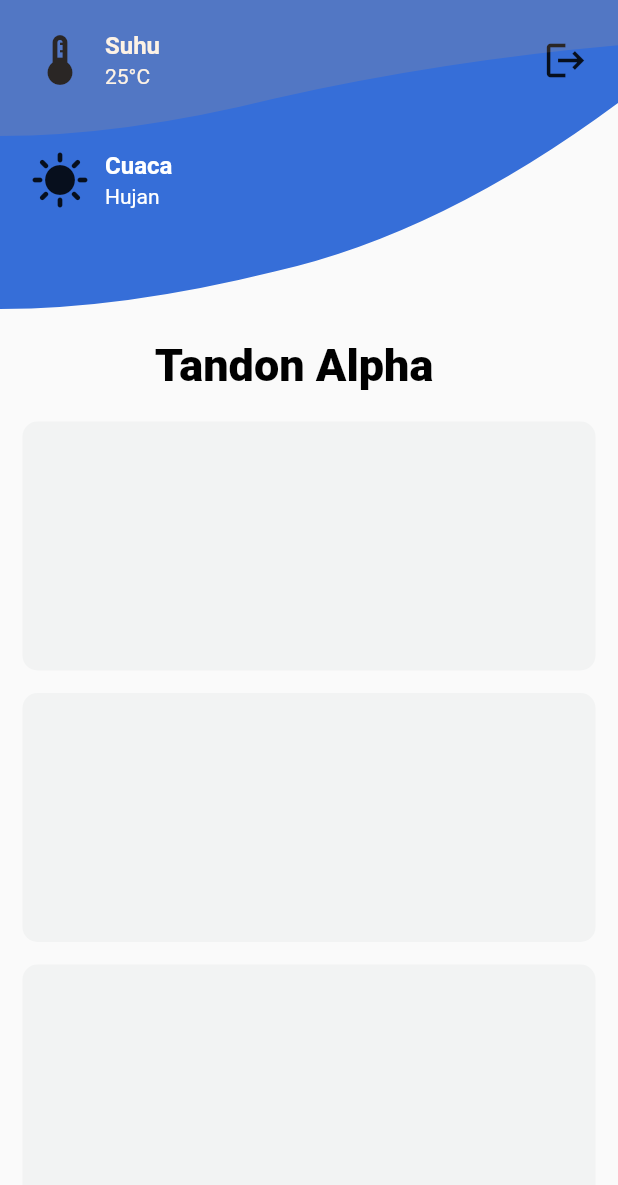
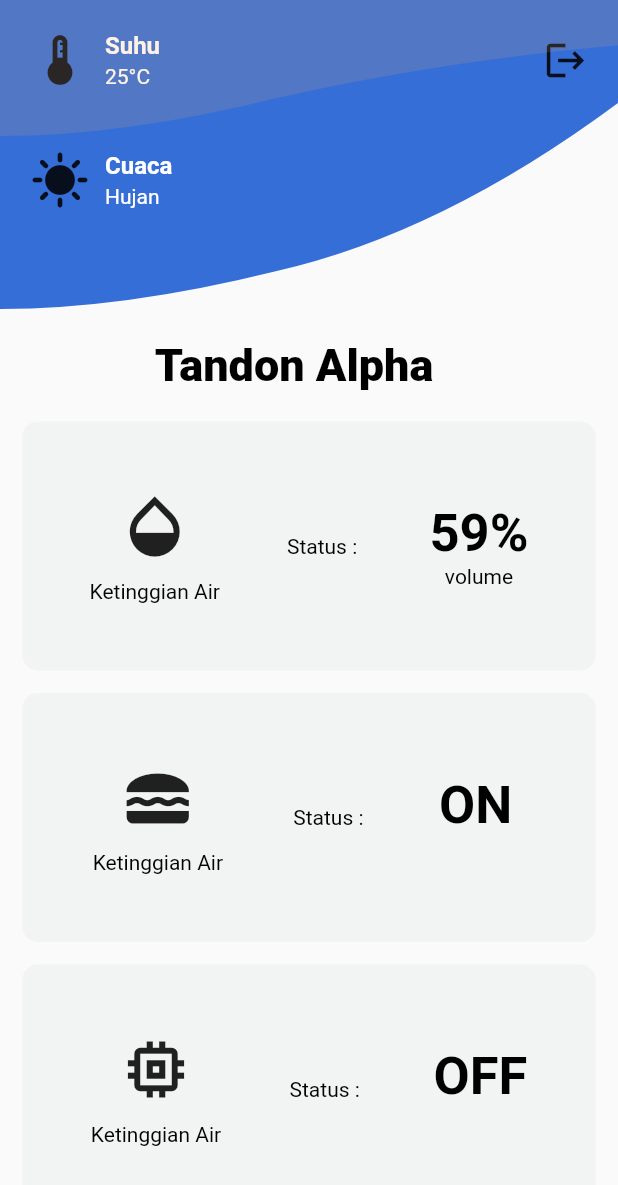
Before and after one commit to SanAdjie/iot_tandon, a Flutter app: the CardDetailScreen screen opened by its route, on a phone screen of 412 x 824 dp. Shown: the top 1185 px of the screen. Run offline on Flutter 3.47's test engine with Material 2 defaults, Android fonts, the phone set to English and light mode, and no system bars.

Commit message:
Penambahan Content Card Detail

```diff
--- /dev/null
+++ b/lib/component/reusable_carddetail.dart
@@ -0,0 +1,50 @@
+import 'package:flutter/material.dart';
+import 'package:iot_tandon/utility/const.dart';
+
+class ReusableCardDetail extends StatelessWidget {
+  //Property
+  final Widget? child;
+  final IconData icon;
+  final Function()? onPress;
+  final String tulisanBawah;
+  final String status;
+
+  //Constructor
+  ReusableCardDetail({this.child, this.onPress, required this.icon, required this.tulisanBawah, required this.status});
+
+  @override
+  Widget build(BuildContext context) {
+    return GestureDetector(
+      onTap: onPress,
+      child: Container(
+        margin: const EdgeInsets.fromLTRB(15, 0, 15, 15),
+        decoration: BoxDecoration(
+            color: kBGAbu2,
+            borderRadius: BorderRadius.circular(10.0)),
+        child: Center(
+          child: Row(
+              mainAxisAlignment: MainAxisAlignment.spaceEvenly,
+              children: <Widget>[
+                Column(
+                  mainAxisAlignment: MainAxisAlignment.center,
+                  children: <Widget>[
+                     Icon(icon, size: 50,),
+                    kSpasi1,
+                    Text("Ketinggian Air")
+                  ],
+                ),
+                Text("Status : "),
+                Column(
+                  mainAxisAlignment: MainAxisAlignment.center,
+                  children: <Widget>[
+                    Text(status, style: kStyleHeader1,),
+                    Text(tulisanBawah)
+                  ],
+                )
+              ]
+          ),
+        ),
+      ),
+    );
+  }
+}
--- a/lib/component/reusable_contentlistcard.dart
+++ b/lib/component/reusable_contentlistcard.dart
@@ -16,7 +16,7 @@ class ReusableContentListCard extends StatelessWidget {
       mainAxisAlignment: MainAxisAlignment.center,
       children: <Widget>[
         Icon(namaIcon, size: 80),
-        kSpasiInput2,
+        kSpasi2,
         Text(label, style: kStyleText2,)
       ],
     );
--- a/lib/component/reusable_listcard.dart
+++ b/lib/component/reusable_listcard.dart
@@ -5,9 +5,10 @@ class ReusableListCard extends StatelessWidget {
   //Property
   final Widget? child;
   final Function()? onPress;
+  final IconData? icon;
 
   //Constructor
-  ReusableListCard({this.child, this.onPress});
+  ReusableListCard({this.child, this.onPress, this.icon });
 
   @override
   Widget build(BuildContext context) {
@@ -18,7 +19,7 @@ class ReusableListCard extends StatelessWidget {
         decoration: BoxDecoration(
             color: kBGAbu2,
             borderRadius: BorderRadius.circular(10.0)),
-        child: child,
+        child: child
       ),
     );
   }
--- a/lib/screen/carddetail_screen.dart
+++ b/lib/screen/carddetail_screen.dart
@@ -1,8 +1,8 @@
 import 'package:flutter/material.dart';
 import 'package:iot_tandon/component/reusable_customclipper.dart';
-import 'package:iot_tandon/component/reusable_listcard.dart';
 import 'package:iot_tandon/utility/const.dart';
 import 'package:iot_tandon/component/reusable_card.dart';
+import 'package:iot_tandon/component/reusable_carddetail.dart';
 
 class CardDetailScreen extends StatefulWidget {
 
@@ -14,9 +14,9 @@ class CardDetailScreen extends StatefulWidget {
 class _CardDetailScreenState extends State<CardDetailScreen> {
   @override
   Widget build(BuildContext context) {
-    return Scaffold(
-      body: SafeArea(
-        child: Column(
+    return SafeArea(
+      child: Scaffold(
+        body: Column(
           children: <Widget>[
             Expanded(
                 flex: 2,
@@ -57,9 +57,12 @@ class _CardDetailScreenState extends State<CardDetailScreen> {
                   Container(
                     padding: EdgeInsets.fromLTRB(0, 20, 20, 20),
                     child: Text("Tandon Alpha", style: kStyleText1)),
-                  Expanded(child: ReusableListCard()),
-                  Expanded(child: ReusableListCard()),
-                  Expanded(child: ReusableListCard())
+                  Expanded(
+                      child: ReusableCardDetail(tulisanBawah: "volume", status: "59%", icon: Icons.opacity,)),
+                  Expanded(
+                      child: ReusableCardDetail(tulisanBawah: "", status: "ON ", icon: Icons.lunch_dining,)),
+                  Expanded(
+                      child: ReusableCardDetail(tulisanBawah: "", status: "OFF", icon: Icons.memory,))
                 ],
               ))
           ],
```
Also changed, not shown: lib/screen/listcard_screen.dart (+4 -4 lines), lib/screen/login_screen.dart (+7 -7 lines), lib/screen/register_screen.dart (+4 -4 lines), lib/utility/const.dart (+10 -2 lines), lib/logic/distance_logic.dart (added).
